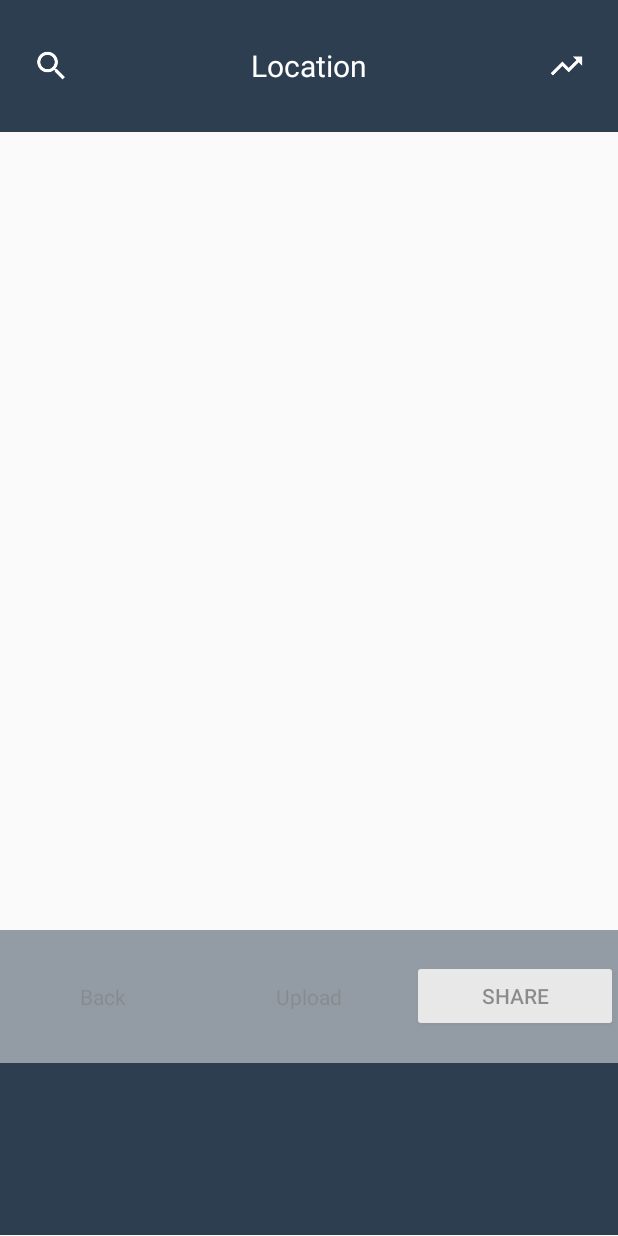
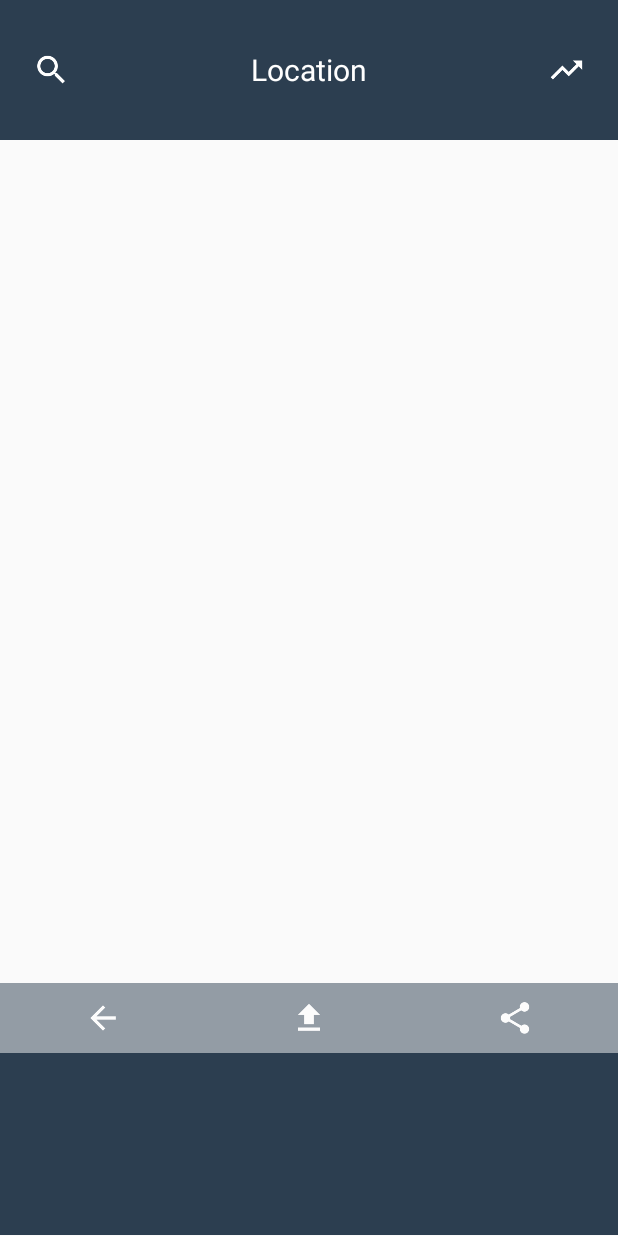
Before and after one commit to dariaev/Overlay, an Android app: the ChooseOverlayActivity screen opened directly, with no data from a screen before it, on a phone screen of 412 x 824 dp. Run offline under Robolectric (Android 15) with nearby library versions, the light colour scheme and no system bars; our stand-ins replace ButterKnife; libraries missing offline, so code that uses them is left out: com.parse, com.sothree.slidinguppanel; 9 statements that could not run were skipped.

Commit message:
changing back/upload/share to iconoglyps

```diff
--- a/app/src/main/res/layout/activity_choose_overlay.xml
+++ b/app/src/main/res/layout/activity_choose_overlay.xml
@@ -84,41 +84,42 @@
                 android:orientation="horizontal"
                 android:layout_width="match_parent"
                 android:layout_height="0dp"
-                android:layout_weight=".1"
+                android:layout_weight=".05"
                 android:layout_gravity="center_horizontal"
                 android:background="@color/midnight_blue"
                 android:alpha=".5">
 
-                <TextView
+                <ImageView
                     android:id="@+id/back"
                     android:layout_width="0dp"
                     android:layout_weight="1"
-                    android:layout_height="wrap_content"
-                    android:text="Back"
+                    android:src="@drawable/ic_arrow_back_black_24dp"
+                    android:layout_height="25dp"
                     android:gravity="center_horizontal"
                     android:layout_gravity="center" />
 
 
-                <TextView
+                <ImageView
                     android:layout_width="0dp"
                     android:layout_weight="1"
-                    android:layout_height="wrap_content"
-                    android:text="Upload"
+                    android:layout_height="25dp"
                     android:id="@+id/upload"
+                    android:src="@drawable/ic_file_upload_black_24dp"
                     android:gravity="center_horizontal"
                     android:layout_gravity="center"
                     />
 
 
-                <Button
+                <ImageView
                     android:layout_width="0dp"
                     android:layout_weight="1"
-                    android:layout_height="wrap_content"
-                    android:text="Share"
+                    android:layout_height="25dp"
+                    android:src="@drawable/ic_share_black_24dp"
                     android:id="@+id/share"
                     android:gravity="center"
                     android:onClick="ShareViaEmail"
-                    android:layout_gravity="center_vertical|right" />
+                    android:layout_gravity="center_vertical|right"
+                    android:alpha="1" />
             </LinearLayout>
 
             <LinearLayout
```
Also changed, not shown: app/src/main/res/drawable/ic_arrow_back_black_24dp.png (added), app/src/main/res/drawable/ic_file_upload_black_24dp.png (added), app/src/main/res/drawable/ic_share_black_24dp.png (added).
